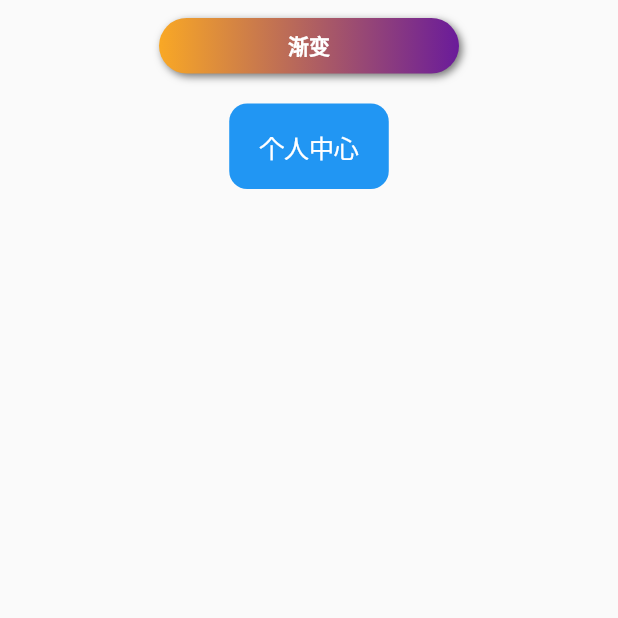
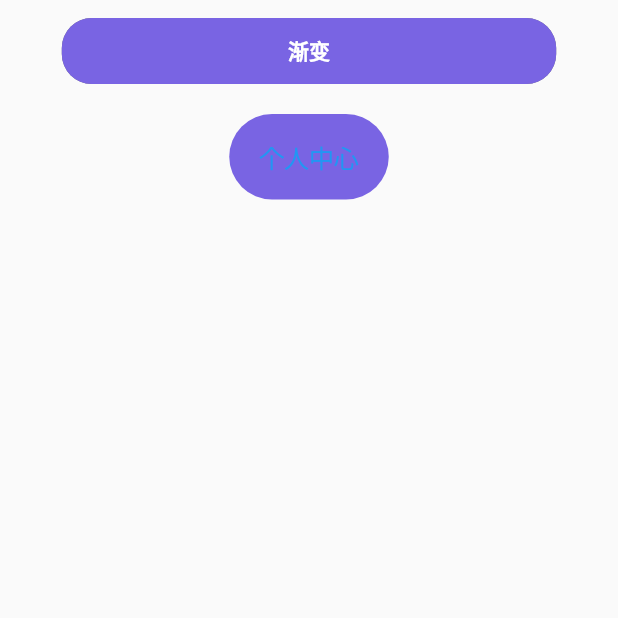
Before and after one commit to ma125120/flutter_demo, a Flutter app: the MyProfile screen opened directly, on a phone screen of 412 x 824 dp, the top half of it. Run offline on Flutter 3.47's test engine with Material 2 defaults, Android fonts, the phone set to English and light mode, and no system bars; our stand-ins replace dio, flutter_easyrefresh, webview_flutter; missing offline and left inert: provide; generated files the repository leaves out were written again; network calls fail.

Commit message:
完善按钮

```diff
--- a/lib/components/GradientButton.dart
+++ b/lib/components/GradientButton.dart
@@ -3,8 +3,10 @@ import 'package:flutter/material.dart';
 class GradientButton extends StatelessWidget {
   GradientButton({
     this.colors,
+    this.color,
+    this.isLinear = false,
     this.width,
-    this.height,
+    this.height = 44.0,
     this.onTap,
     this.radius,
     this.shadow,
@@ -13,9 +15,12 @@ class GradientButton extends StatelessWidget {
 
   // 渐变色数组
   final List<Color> colors;
+  final Color color;
 
   final double radius;
   final BoxShadow shadow;
+
+  final bool isLinear;
 
   // 按钮宽高
   final double width;
@@ -36,13 +41,14 @@ class GradientButton extends StatelessWidget {
 
     return DecoratedBox(
       decoration: BoxDecoration(
-        gradient: LinearGradient(colors: _colors),
+        color: isLinear ? null : color,
+        gradient: isLinear ? LinearGradient(colors: _colors) : null,
         borderRadius: BorderRadius.circular(radius ?? 3.0), //3像素圆角
         boxShadow: [ //阴影
           shadow ?? BoxShadow(
             color:Colors.black54,
-            offset: Offset(2.0, 2.0),
-            blurRadius: 4.0
+            offset: Offset(0.0, 0.0),
+            blurRadius: 0.0
           )
         ]
       ),
--- a/lib/pages/MyProfile.dart
+++ b/lib/pages/MyProfile.dart
@@ -20,15 +20,19 @@ class MyProfile extends StatelessWidget {
               GradientButton(
                 child: Text('渐变'),
                 colors: [ Colors.yellow[800], Colors.purple[800], ],
+                color: Color(0xFF7964E3),
                 radius: 20.0,
-                width: 200,
+                width: MediaQuery.of(context).size.width * 0.8,
                 onTap: () {
                   print('点击渐变按钮');
                 },
               ),
               Container(height: 20.0,),
-              CupertinoButton.filled(
+              CupertinoButton(
                 child: Text('个人中心'),
+                color: Color(0xFF7964E3),
+                // minSize: MediaQuery.of(context).size.width * 0.8,
+                borderRadius: BorderRadius.all(Radius.circular(100.0)),
                 onPressed: () {
                   showMyCustomLoadingDialog(context);
         //           showDialog(
```
Also changed, not shown: pubspec.lock.
